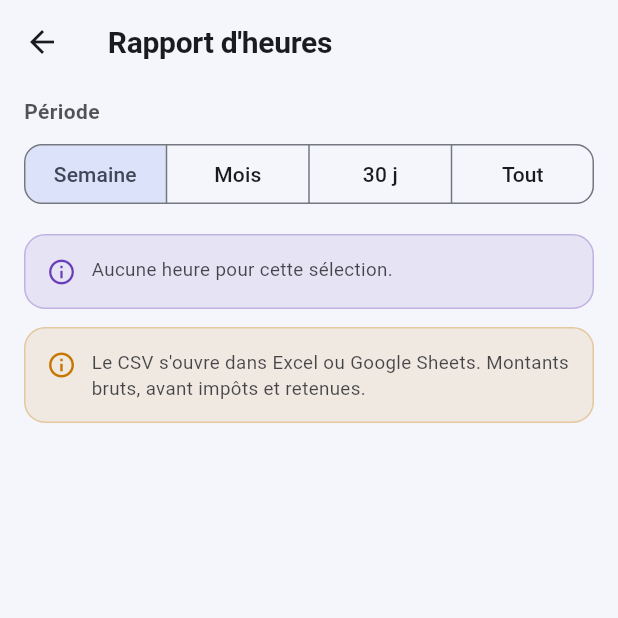
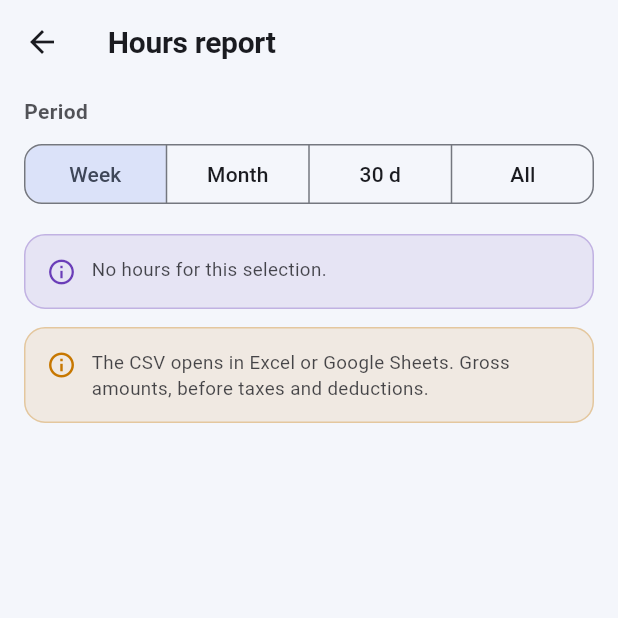
Before and after one commit to CR4SH3UR/calculatrice_ccq, a Flutter app: the screen it shows after launch, after a tap on "EN", after a tap on "Hours report", on a phone screen of 412 x 824 dp, the top half of it. Run offline on Flutter 3.47's test engine with Material 3 defaults, Android fonts, the phone set to English and light mode, and no system bars; our stand-ins replace open_filex, pdf, printing, share_plus, shared_preferences.

Commit message:
Bilingue : feuille de temps + rapport d'heures
Co-Authored-By: Claude Opus 4.8 <noreply@anthropic.com>

```diff
--- a/lib/screens/rapport_screen.dart
+++ b/lib/screens/rapport_screen.dart
@@ -2,6 +2,7 @@ import 'package:flutter/material.dart';
 
 import '../data/feuille_csv.dart';
 import '../data/heures_store.dart';
+import '../l10n/lang.dart';
 import '../theme/app_theme.dart';
 import '../utils/format.dart';
 import '../widgets/common.dart';
@@ -18,6 +19,12 @@ class RapportHeuresScreen extends StatefulWidget {
 class _RapportHeuresScreenState extends State<RapportHeuresScreen> {
   String _periode = 'Semaine';
   String _employeur = 'Tous';
+
+  static const List<String> _periodes = ['Semaine', 'Mois', '30 j', 'Tout'];
+  String _periodeLabel(String k) => tr(
+      k,
+      const {'Semaine': 'Week', 'Mois': 'Month', '30 j': '30 d', 'Tout': 'All'}[
+          k]!);
 
   bool _dansPeriode(DateTime d) {
     final DateTime now = DateTime.now();
@@ -70,9 +77,9 @@ class _RapportHeuresScreenState extends State<RapportHeuresScreen> {
         final double heures = hN + h15 + h2;
 
         return ToolScaffold(
-          title: 'Rapport d\'heures',
+          title: tr('Rapport d\'heures', 'Hours report'),
           children: [
-            Text('Période',
+            Text(tr('Période', 'Period'),
                 style: TextStyle(
                     fontWeight: FontWeight.w700,
                     color: Theme.of(context)
@@ -81,13 +88,14 @@ class _RapportHeuresScreenState extends State<RapportHeuresScreen> {
                         .withValues(alpha: 0.75))),
             const SizedBox(height: 8),
             ChoiceSegments(
-              options: const ['Semaine', 'Mois', '30 j', 'Tout'],
-              selected: _periode,
-              onChanged: (v) => setState(() => _periode = v),
+              options: _periodes.map(_periodeLabel).toList(),
+              selected: _periodeLabel(_periode),
+              onChanged: (v) => setState(() =>
+                  _periode = _periodes.firstWhere((k) => _periodeLabel(k) == v)),
             ),
             if (employeurs.isNotEmpty) ...[
               const SizedBox(height: 14),
-              Text('Employeur',
+              Text(tr('Employeur', 'Employer'),
                   style: TextStyle(
                       fontWeight: FontWeight.w700,
                       color: Theme.of(context)
@@ -102,7 +110,9 @@ class _RapportHeuresScreenState extends State<RapportHeuresScreen> {
                   prefixIcon: Icon(Icons.badge_outlined),
                 ),
                 items: ['Tous', ...employeurs]
-                    .map((e) => DropdownMenuItem(value: e, child: Text(e)))
+                    .map((e) => DropdownMenuItem(
+                        value: e,
+                        child: Text(e == 'Tous' ? tr('Tous', 'All') : e)))
                     .toList(),
                 onChanged: (v) =>
                     v == null ? null : setState(() => _employeur = v),
@@ -110,27 +120,36 @@ class _RapportHeuresScreenState extends State<RapportHeuresScreen> {
             ],
             const SizedBox(height: 16),
             if (filtrees.isEmpty)
-              const InfoBanner(
-                text: 'Aucune heure pour cette sélection.',
+              InfoBanner(
+                text: tr('Aucune heure pour cette sélection.',
+                    'No hours for this selection.'),
                 color: AppColors.infos,
               )
             else ...[
               ResultCard(
-                label: 'Total de la période',
+                label: tr('Total de la période', 'Period total'),
                 value: Fmt.money(total),
                 color: AppColors.paie,
                 icon: Icons.summarize,
                 details: [
-                  ResultLine('Jours travaillés', '${filtrees.length}'),
-                  ResultLine('Heures totales', '${Fmt.trim(heures)} h',
+                  ResultLine(tr('Jours travaillés', 'Days worked'),
+                      '${filtrees.length}'),
+                  ResultLine(tr('Heures totales', 'Total hours'),
+                      '${Fmt.trim(heures)} h',
                       strong: true),
-                  if (h15 > 0) ResultLine('  dont 1,5×', '${Fmt.trim(h15)} h'),
-                  if (h2 > 0) ResultLine('  dont 2×', '${Fmt.trim(h2)} h'),
-                  ResultLine('Salaire brut', Fmt.money(brut)),
+                  if (h15 > 0)
+                    ResultLine('  ${tr('dont 1,5×', 'incl. 1.5×')}',
+                        '${Fmt.trim(h15)} h'),
+                  if (h2 > 0)
+                    ResultLine('  ${tr('dont 2×', 'incl. 2×')}',
+                        '${Fmt.trim(h2)} h'),
+                  ResultLine(tr('Salaire brut', 'Gross pay'), Fmt.money(brut)),
                   if (depl > 0)
-                    ResultLine('Déplacement (${Fmt.trim(km)} km)',
+                    ResultLine(
+                        '${tr('Déplacement', 'Travel')} (${Fmt.trim(km)} km)',
                         Fmt.money(depl)),
-                  ResultLine('Total à recevoir', Fmt.money(total),
+                  ResultLine(tr('Total à recevoir', 'Total to receive'),
+                      Fmt.money(total),
                       strong: true),
                 ],
               ),
@@ -141,21 +160,23 @@ class _RapportHeuresScreenState extends State<RapportHeuresScreen> {
                     child: FilledButton.tonalIcon(
                       onPressed: () => partagerCsvFeuille(context, filtrees),
                       icon: const Icon(Icons.ios_share, size: 18),
-                      label: const Text('Exporter CSV'),
+                      label: Text(tr('Exporter CSV', 'Export CSV')),
                     ),
                   ),
                 ],
               ),
               const SizedBox(height: 16),
-              const SectionTitle('Détail', color: AppColors.paie),
+              SectionTitle(tr('Détail', 'Details'), color: AppColors.paie),
               const SizedBox(height: 4),
               ...filtrees.map((e) => _LigneRapport(entry: e)),
             ],
             const SizedBox(height: 12),
-            const InfoBanner(
-              text:
+            InfoBanner(
+              text: tr(
                   'Le CSV s\'ouvre dans Excel ou Google Sheets. Montants bruts, '
-                  'avant impôts et retenues.',
+                      'avant impôts et retenues.',
+                  'The CSV opens in Excel or Google Sheets. Gross amounts, '
+                      'before taxes and deductions.'),
             ),
           ],
         );
```
Also changed, not shown: lib/screens/feuille_temps_screen.dart (+107 -75 lines).
